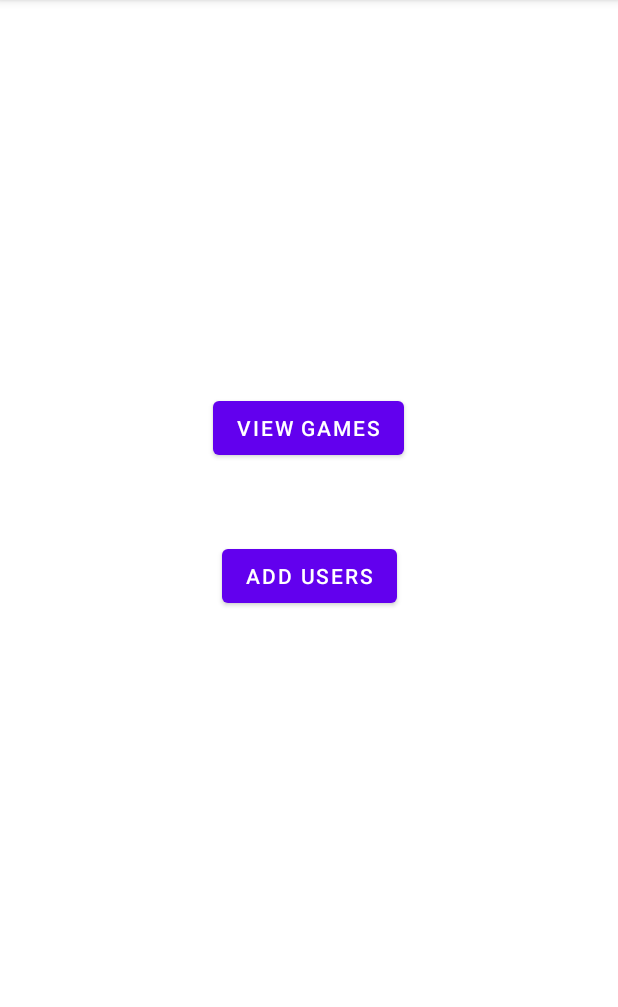
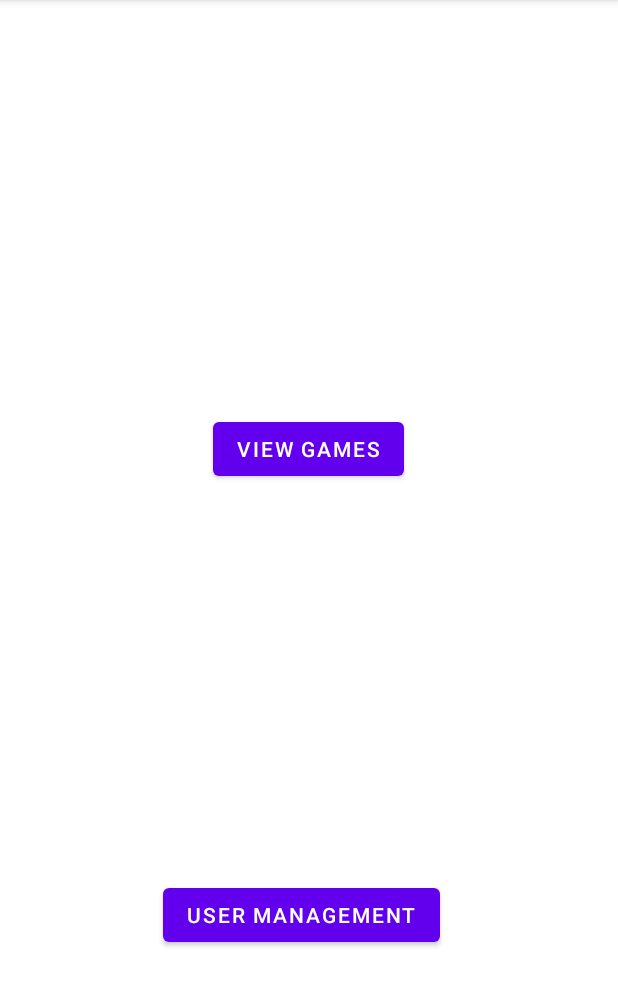
Before and after one commit to csisl/PunchBuggy, an Android app: the screen it shows after launch (MainActivity), on a phone screen of 412 x 824 dp, the part 84-1091 px from its top. Run offline under Robolectric (Android 15) with nearby library versions, the phone set to English and light mode, and no system bars.

Commit message:
added user management

```diff
--- a/app/src/main/AndroidManifest.xml
+++ b/app/src/main/AndroidManifest.xml
@@ -9,7 +9,8 @@
         android:roundIcon="@mipmap/ic_launcher_round"
         android:supportsRtl="true"
         android:theme="@style/Theme.PunchBuggy">
-        <activity android:name=".UserView"></activity>
+        <activity android:name=".UserManagement"></activity>
+        <activity android:name=".UserView" />
         <activity android:name=".MainActivity">
             <intent-filter>
                 <action android:name="android.intent.action.MAIN" />
--- a/app/src/main/java/com/example/punchbuggy/MainActivity.kt
+++ b/app/src/main/java/com/example/punchbuggy/MainActivity.kt
@@ -1,6 +1,8 @@
 package com.example.punchbuggy
 
+import android.content.Context
 import android.content.Intent
+import android.content.SharedPreferences
 import androidx.appcompat.app.AppCompatActivity
 import android.os.Bundle
 import android.widget.Button
@@ -10,6 +12,17 @@ class MainActivity : AppCompatActivity() {
         super.onCreate(savedInstanceState)
         setContentView(R.layout.activity_main)
 
+        // A game exists, so load the users into a list view
+        if (savedInstanceState != null) {
+            TODO()
+        }
+
+        val toUserManagement: Button = findViewById(R.id.userManagment)
+        toUserManagement.setOnClickListener() {
+            val toUserManagementView = Intent(this, UserManagement::class.java)
+            startActivity(toUserManagementView)
+        }
+
         val toUser: Button = findViewById(R.id.viewGames)
         toUser.setOnClickListener {
             val toUserView = Intent(this, UserView::class.java)
--- a/app/src/main/res/layout/activity_main.xml
+++ b/app/src/main/res/layout/activity_main.xml
@@ -16,15 +16,17 @@
         app:layout_constraintHorizontal_bias="0.498"
         app:layout_constraintStart_toStartOf="parent"
         app:layout_constraintTop_toTopOf="parent"
-        app:layout_constraintVertical_bias="0.363" />
+        app:layout_constraintVertical_bias="0.382" />
 
     <Button
-        android:id="@+id/addUsers"
+        android:id="@+id/userManagment"
         android:layout_width="wrap_content"
         android:layout_height="wrap_content"
-        android:text="@string/add_users"
+        android:text="@string/user_management"
         app:layout_constraintBottom_toBottomOf="parent"
         app:layout_constraintEnd_toEndOf="parent"
+        app:layout_constraintHorizontal_bias="0.477"
         app:layout_constraintStart_toStartOf="parent"
-        app:layout_constraintTop_toTopOf="parent" />
+        app:layout_constraintTop_toTopOf="parent"
+        app:layout_constraintVertical_bias="0.814" />
 </androidx.constraintlayout.widget.ConstraintLayout>
--- a/app/src/main/res/values/strings.xml
+++ b/app/src/main/res/values/strings.xml
@@ -13,5 +13,5 @@
     <string name="home_button">Home Button</string>
     <string name="HOME">HOME</string>
     <string name="view_games">View Games</string>
-    <string name="add_users">Add Users</string>
+    <string name="user_management">User Management</string>
 </resources>
```
Also changed, not shown: app/src/main/java/com/example/punchbuggy/UserManagement.kt (added, +11 -0 lines), app/src/main/java/com/example/punchbuggy/UserView.kt (+11 -8 lines), app/src/main/res/layout/activity_user_management.xml (added, +9 -0 lines), app/src/main/res/layout/activity_user_view.xml (+1 -15 lines).
